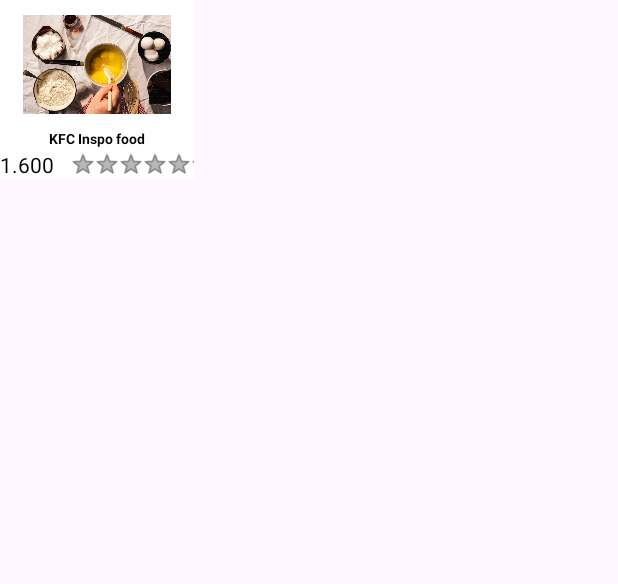
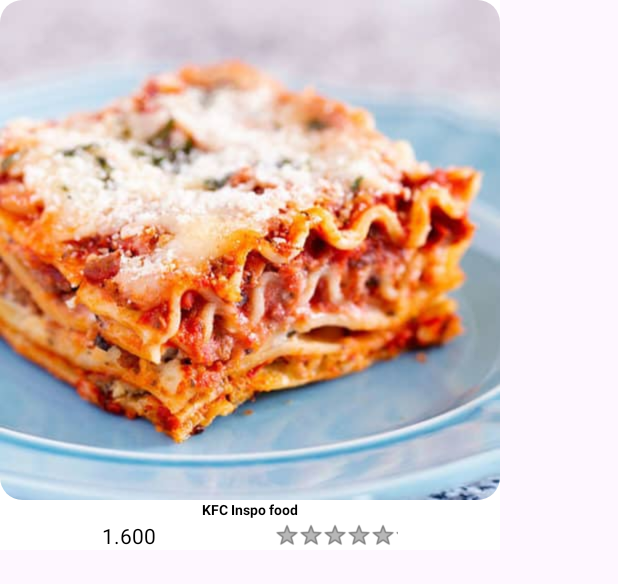
Before and after one commit to Majoissa/RecipesApp, an Android app: the layout cell_recipe.xml on its own in the app's theme, with its tools: preview values and no code run, on a phone screen of 412 x 824 dp. Shown: the top 584 px of the screen. Run offline under Robolectric (Android 15) with nearby library versions, the phone set to English and light mode, and no system bars; Roboto replaces fonts that are not available here.

Commit message:
Resolucion imagenes adpatabas, CardView formas esteticas, etc..

```diff
--- a/app/src/main/res/layout/cell_recipe.xml
+++ b/app/src/main/res/layout/cell_recipe.xml
@@ -6,18 +6,26 @@
     android:layout_height="wrap_content"
     android:background="#FFFFFF">
 
-    <ImageView
-        android:id="@+id/imatge"
-        android:layout_width="129dp"
-        android:layout_height="86dp"
-        android:layout_margin="0dp"
-        android:background="@drawable/imagedrawable"
-        android:clipToOutline="true"
-        app:layout_constraintBottom_toTopOf="@+id/titul"
+    <androidx.cardview.widget.CardView
+        android:id="@+id/ola"
+        android:layout_width="wrap_content"
+        android:layout_height="wrap_content"
+        android:paddingStart="8dp"
+        android:paddingEnd="8dp"
+        app:cardCornerRadius="15dp"
+        app:cardElevation="0dp"
         app:layout_constraintEnd_toEndOf="parent"
-        app:layout_constraintStart_toStartOf="parent"
-        app:layout_constraintTop_toTopOf="parent"
-        tools:srcCompat="@drawable/capcaleraxd" />
+        app:layout_constraintHorizontal_bias="0.687"
+        app:layout_constraintStart_toStartOf="parent">
+
+        <ImageView
+            android:id="@+id/imatge"
+            android:layout_width="500px"
+            android:layout_height="500px"
+            android:layout_margin="0dp"
+            android:clipToOutline="true"
+            tools:srcCompat="@drawable/test" />
+    </androidx.cardview.widget.CardView>
 
 
     <TextView
@@ -48,7 +56,7 @@
         app:layout_constraintBottom_toTopOf="@+id/totalreviews"
         app:layout_constraintEnd_toEndOf="parent"
         app:layout_constraintStart_toStartOf="parent"
-        app:layout_constraintTop_toBottomOf="@+id/imatge" />
+        app:layout_constraintTop_toBottomOf="@+id/ola" />
 
     <RatingBar
         android:id="@+id/valoracio"
```
Also changed, not shown: app/src/main/java/com/majoissa/yummee/Main.java (+6 -1 lines), app/src/main/res/layout/activity_main.xml (+17 -10 lines), app/src/main/res/drawable/test.jpg (added).
